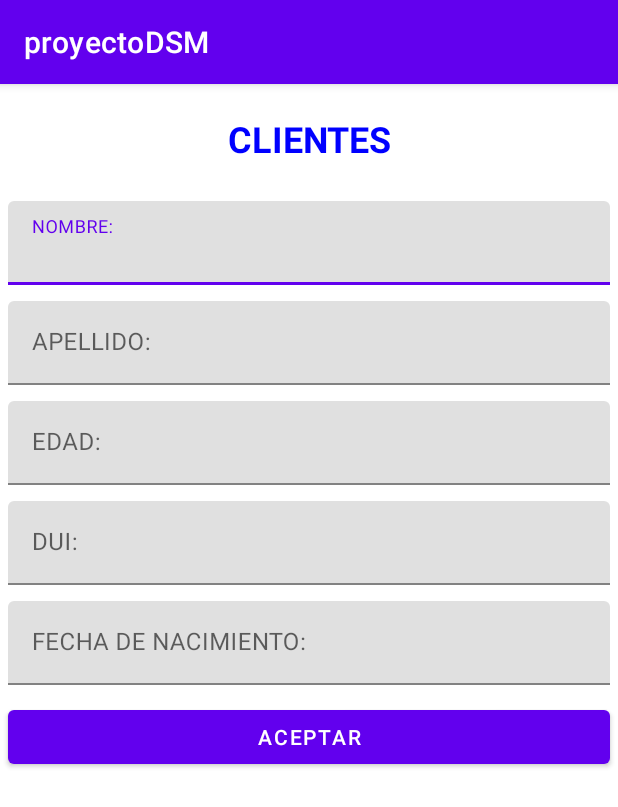
After one commit to ChristianBatres/PROYECTO-DSM, an Android app: the AddClientesActivity screen opened directly, with no data from a screen before it, on a phone screen of 412 x 824 dp. The commit adds this screen. Shown: the top 807 px of the screen. Run offline under Robolectric (Android 15) with nearby library versions, the phone set to English and light mode, and no system bars; 7 statements that could not run were skipped.

Commit message:
Se agrego CRUD de clientes

```diff
--- /dev/null
+++ b/app/src/main/java/sv/edu/udb/proyectodsm/AddClientesActivity.java
@@ -0,0 +1,75 @@
+package sv.edu.udb.proyectodsm;
+
+import androidx.appcompat.app.AppCompatActivity;
+
+import android.os.Bundle;
+import android.widget.Button;
+import android.widget.EditText;
+
+import sv.edu.udb.proyectodsm.modulos.Clientes;
+
+public class AddClientesActivity extends AppCompatActivity {
+    EditText editNombre, editApellido, editEdad, editDui, editFechaNacimiento;
+    String key="", nombre="", apellido="", edad="", dui="", fechaNacimiento="", accion="";
+    Button buttonSave;
+    @Override
+    protected void onCreate(Bundle savedInstanceState) {
+        super.onCreate(savedInstanceState);
+        setContentView(R.layout.activity_add_clientes);
+        initialize();
+    }
+
+    private void initialize() {
+        editNombre = findViewById(R.id.editNombre);
+        editApellido = findViewById(R.id.editApellido);
+        editEdad = findViewById(R.id.editEdad);
+        editDui = findViewById(R.id.editDUI);
+        editFechaNacimiento = findViewById(R.id.editFechaNacimiento);
+
+        buttonSave = findViewById(R.id.buttonSave);
+
+        buttonSave.setOnClickListener(v -> {
+            save();
+        });
+
+
+        Bundle data = getIntent().getExtras();
+        key = data.getString("key");
+        nombre = data.getString("nombre");
+        apellido = data.getString("apellido");
+        edad = data.getString("edad");
+        dui = data.getString("dui");
+        fechaNacimiento = data.getString("fechaNacimiento");
+        accion = data.getString("accion");
+
+        editNombre.setText(nombre);
+        editApellido.setText(apellido);
+        editEdad.setText(edad);
+        editDui.setText(dui);
+        editFechaNacimiento.setText(fechaNacimiento);
+    }
+
+    public void save() {
+        String nombre = editNombre.getText().toString();
+        String apellido = editApellido.getText().toString();
+        String edad = editEdad.getText().toString();
+        String dui = editDui.getText().toString();
+        String fechaNacimiento = editFechaNacimiento.getText().toString();
+
+
+        Clientes clientes = new Clientes(nombre, apellido, edad, dui, fechaNacimiento);
+
+        if(accion.equals("a")) {
+            ClientesActivity.refClientes.push().setValue(clientes);
+        }
+        else {
+            ClientesActivity.refClientes.child(key).setValue(clientes);
+        }
+
+        finish();
+    }
+
+    public void cancel() {
+        finish();
+    }
+}
--- /dev/null
+++ b/app/src/main/res/layout/activity_add_clientes.xml
@@ -0,0 +1,89 @@
+<?xml version="1.0" encoding="utf-8"?>
+<LinearLayout xmlns:android="http://schemas.android.com/apk/res/android"
+    android:layout_width="match_parent"
+    android:layout_height="match_parent"
+    android:orientation="vertical">
+
+    <TextView
+        android:gravity="center_horizontal"
+        android:text="CLIENTES"
+        android:textSize="24sp"
+        android:textColor="#00f"
+        android:textStyle="bold"
+        android:layout_width="match_parent"
+        android:layout_height="wrap_content"
+        android:layout_marginVertical="20dp"/>
+
+
+    <com.google.android.material.textfield.TextInputLayout
+        android:layout_width="match_parent"
+        android:layout_height="wrap_content">
+
+        <com.google.android.material.textfield.TextInputEditText
+            android:id="@+id/editNombre"
+            android:layout_width="match_parent"
+            android:layout_height="wrap_content"
+            android:hint="NOMBRE:"
+            android:layout_margin="5dp"/>
+    </com.google.android.material.textfield.TextInputLayout>
+
+
+    <com.google.android.material.textfield.TextInputLayout
+        android:layout_width="match_parent"
+        android:layout_height="wrap_content">
+
+        <com.google.android.material.textfield.TextInputEditText
+            android:id="@+id/editApellido"
+            android:layout_width="match_parent"
+            android:layout_height="wrap_content"
+            android:hint="APELLIDO:"
+            android:layout_margin="5dp"/>
+    </com.google.android.material.textfield.TextInputLayout>
+
+    <com.google.android.material.textfield.TextInputLayout
+        android:layout_width="match_parent"
+        android:layout_height="wrap_content">
+
+        <com.google.android.material.textfield.TextInputEditText
+            android:id="@+id/editEdad"
+            android:layout_width="match_parent"
+            android:layout_height="wrap_content"
+            android:hint="EDAD:"
+            android:layout_margin="5dp"
+            android:inputType="datetime"/>
+    </com.google.android.material.textfield.TextInputLayout>
+
+    <com.google.android.material.textfield.TextInputLayout
+        android:layout_width="match_parent"
+        android:layout_height="wrap_content">
+
+        <com.google.android.material.textfield.TextInputEditText
+            android:id="@+id/editDUI"
+            android:layout_width="match_parent"
+            android:layout_height="wrap_content"
+            android:hint="DUI:"
+            android:layout_margin="5dp"/>
+    </com.google.android.material.textfield.TextInputLayout>
+
+    <com.google.android.material.textfield.TextInputLayout
+        android:layout_width="match_parent"
+        android:layout_height="wrap_content">
+
+        <com.google.android.material.textfield.TextInputEditText
+            android:id="@+id/editFechaNacimiento"
+            android:layout_width="match_parent"
+            android:layout_height="wrap_content"
+            android:hint="FECHA DE NACIMIENTO:"
+            android:layout_margin="5dp"
+            android:inputType="date"/>
+    </com.google.android.material.textfield.TextInputLayout>
+
+    <Button
+        android:id="@+id/buttonSave"
+        android:text="ACEPTAR"
+        android:onClick="guardar"
+        android:layout_width="match_parent"
+        android:layout_height="wrap_content"
+        android:layout_margin="5dp" />
+
+</LinearLayout>
```
Also changed, not shown: app/src/main/AndroidManifest.xml (+7 -3 lines), app/src/main/java/sv/edu/udb/proyectodsm/AdaptadorClientes.java (added, +59 -0 lines), app/src/main/java/sv/edu/udb/proyectodsm/ClientesActivity.java (added, +135 -0 lines), app/src/main/java/sv/edu/udb/proyectodsm/MainActivity.java (+14 -0 lines), app/src/main/java/sv/edu/udb/proyectodsm/modulos/Clientes.java (added, +73 -0 lines), app/src/main/res/layout/activity_adaptador_clientes.xml (added, +63 -0 lines), app/src/main/res/layout/activity_clientes.xml (added, +31 -0 lines).
